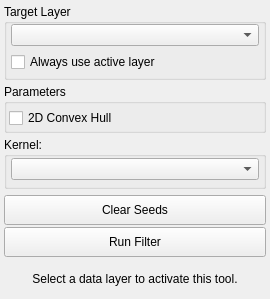
SCIInstitute/Seg3D, file src/Interface/ToolInterface/RadialBasisFunctionToolInterface.ui: the form before one commit.
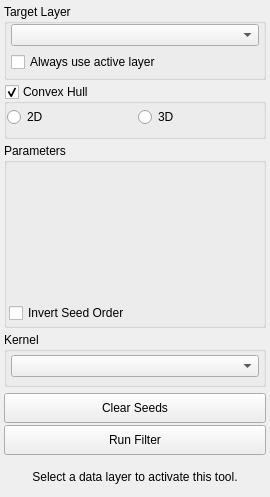
The form after the commit. Custom widgets are drawn as their Qt base class.

Commit message: Separate convex hull calculation into 2D and 3D.

The edit to the form file:
```diff
--- a/src/Interface/ToolInterface/RadialBasisFunctionToolInterface.ui
+++ b/src/Interface/ToolInterface/RadialBasisFunctionToolInterface.ui
@@ -7,7 +7,7 @@
     <x>0</x>
     <y>0</y>
     <width>270</width>
-    <height>296</height>
+    <height>497</height>
    </rect>
   </property>
   <property name="windowTitle">
@@ -109,14 +109,98 @@
      </layout>
     </widget>
    </item>
+   <item>
+    <widget class="QGroupBox" name="convexHullGroupBox">
+     <property name="sizePolicy">
+      <sizepolicy hsizetype="Preferred" vsizetype="Fixed">
+       <horstretch>0</horstretch>
+       <verstretch>0</verstretch>
+      </sizepolicy>
+     </property>
+     <property name="minimumSize">
+      <size>
+       <width>0</width>
+       <height>55</height>
+      </size>
+     </property>
+     <property name="maximumSize">
+      <size>
+       <width>16777215</width>
+       <height>55</height>
+      </size>
+     </property>
+     <property name="title">
+      <string>Convex Hull</string>
+     </property>
+     <property name="checkable">
+      <bool>true</bool>
+     </property>
+     <layout class="QVBoxLayout" name="verticalLayout_2">
+      <property name="leftMargin">
+       <number>0</number>
+      </property>
+      <property name="topMargin">
+       <number>0</number>
+      </property>
+      <property name="rightMargin">
+       <number>0</number>
+      </property>
+      <property name="bottomMargin">
+       <number>0</number>
+      </property>
+      <item>
+       <layout class="QHBoxLayout" name="horizontalLayout_2">
+        <property name="leftMargin">
+         <number>0</number>
+        </property>
+        <property name="topMargin">
+         <number>4</number>
+        </property>
+        <property name="rightMargin">
+         <number>0</number>
+        </property>
+        <property name="bottomMargin">
+         <number>10</number>
+        </property>
+        <item>
+         <widget class="QRadioButton" name="convex_hull_2D_">
+          <property name="text">
+           <string>2D </string>
+          </property>
+         </widget>
+        </item>
+        <item>
+         <widget class="QRadioButton" name="convex_hull_3D_">
+          <property name="text">
+           <string>3D</string>
+          </property>
+         </widget>
+        </item>
+       </layout>
+      </item>
+     </layout>
+    </widget>
+   </item>
    <item>
     <widget class="QGroupBox" name="parametersGroupBox">
      <property name="sizePolicy">
-      <sizepolicy hsizetype="Preferred" vsizetype="Fixed">
+      <sizepolicy hsizetype="Preferred" vsizetype="MinimumExpanding">
        <horstretch>0</horstretch>
        <verstretch>0</verstretch>
       </sizepolicy>
      </property>
+     <property name="minimumSize">
+      <size>
+       <width>0</width>
+       <height>180</height>
+      </size>
+     </property>
+     <property name="maximumSize">
+      <size>
+       <width>16777215</width>
+       <height>16777215</height>
+      </size>
+     </property>
      <property name="title">
       <string>Parameters</string>
      </property>
@@ -143,9 +227,18 @@
        <widget class="QtUtils::QtSliderDoubleCombo" name="normalOffsetRange_" native="true"/>
       </item>
       <item>
-       <widget class="QCheckBox" name="use2DConvexHull_">
+       <widget class="QtUtils::QtSliderDoubleCombo" name="bbox_size_x_" native="true"/>
+      </item>
+      <item>
+       <widget class="QtUtils::QtSliderDoubleCombo" name="bbox_size_y_" native="true"/>
+      </item>
+      <item>
+       <widget class="QtUtils::QtSliderDoubleCombo" name="bbox_size_z_" native="true"/>
+      </item>
+      <item>
+       <widget class="QCheckBox" name="invertSeedOrder_">
         <property name="text">
-         <string>2D Convex Hull</string>
+         <string>Invert Seed Order</string>
         </property>
        </widget>
       </item>
@@ -154,20 +247,26 @@
    </item>
    <item>
     <widget class="QGroupBox" name="kernelGroupBox">
+     <property name="sizePolicy">
+      <sizepolicy hsizetype="Preferred" vsizetype="Fixed">
+       <horstretch>0</horstretch>
+       <verstretch>0</verstretch>
+      </sizepolicy>
+     </property>
      <property name="minimumSize">
       <size>
        <width>0</width>
-       <height>52</height>
+       <height>55</height>
       </size>
      </property>
      <property name="maximumSize">
       <size>
        <width>16777215</width>
-       <height>52</height>
+       <height>55</height>
       </size>
      </property>
      <property name="title">
-      <string>Kernel:</string>
+      <string>Kernel</string>
      </property>
      <property name="alignment">
       <set>Qt::AlignLeading|Qt::AlignLeft|Qt::AlignTop</set>
```
The commit also changes 5 other files.
